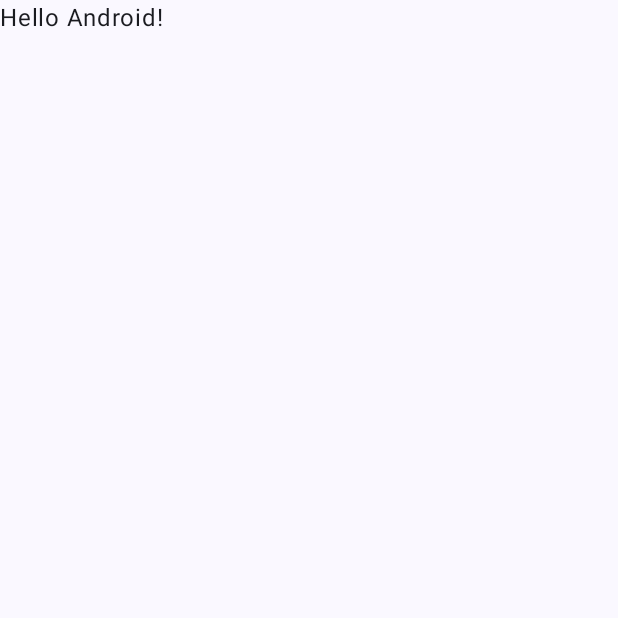
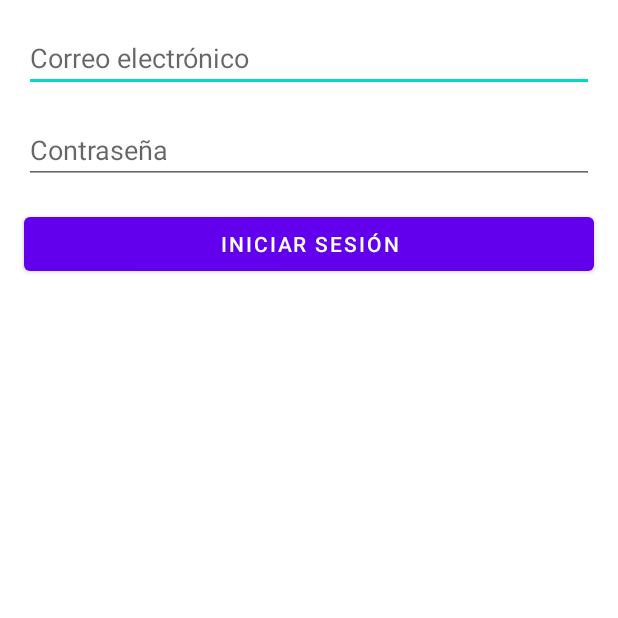
Before and after one commit to JoseAyala97/test, an Android app built with Jetpack Compose: the screen it shows after launch (MainActivity before the commit, LoginActivity after it), on a phone screen of 412 x 824 dp, the top half of it. Before the commit the part shown is almost empty. Run offline under Robolectric (Android 15) with nearby library versions, the phone set to English and light mode, and no system bars.

Commit message:
feat: create Login

```diff
--- a/app/src/main/java/com/example/test/MainActivity.kt
+++ b/app/src/main/java/com/example/test/MainActivity.kt
@@ -1,47 +1,65 @@
 package com.example.test
 
+import android.content.Intent
 import android.os.Bundle
 import androidx.activity.ComponentActivity
 import androidx.activity.compose.setContent
-import androidx.activity.enableEdgeToEdge
-import androidx.compose.foundation.layout.fillMaxSize
-import androidx.compose.foundation.layout.padding
+import androidx.compose.foundation.layout.*
+import androidx.compose.material3.Button
 import androidx.compose.material3.Scaffold
 import androidx.compose.material3.Text
 import androidx.compose.runtime.Composable
 import androidx.compose.ui.Modifier
 import androidx.compose.ui.tooling.preview.Preview
+import androidx.compose.ui.unit.dp
+import com.example.test.presentation.login.LoginActivity
 import com.example.test.ui.theme.TestTheme
 
 class MainActivity : ComponentActivity() {
     override fun onCreate(savedInstanceState: Bundle?) {
         super.onCreate(savedInstanceState)
-        enableEdgeToEdge()
         setContent {
             TestTheme {
                 Scaffold(modifier = Modifier.fillMaxSize()) { innerPadding ->
-                    Greeting(
-                        name = "Android",
-                        modifier = Modifier.padding(innerPadding)
+                    MainScreen(
+                        modifier = Modifier.padding(innerPadding),
+                        onLoginClick = { navigateToLogin() }
                     )
                 }
             }
         }
     }
+
+    // Navegar a LoginActivity
+    private fun navigateToLogin() {
+        val intent = Intent(this, LoginActivity::class.java)
+        startActivity(intent)
+    }
 }
 
 @Composable
-fun Greeting(name: String, modifier: Modifier = Modifier) {
-    Text(
-        text = "Hello $name!",
+fun MainScreen(modifier: Modifier = Modifier, onLoginClick: () -> Unit) {
+    Column(
         modifier = modifier
-    )
+            .fillMaxSize()
+            .padding(16.dp),
+        verticalArrangement = Arrangement.Center
+    ) {
+        Text(text = "Welcome to the Main Screen!")
+
+        Spacer(modifier = Modifier.height(16.dp))
+
+        // Botón para ir a LoginActivity
+        Button(onClick = onLoginClick) {
+            Text(text = "Go to Login")
+        }
+    }
 }
 
 @Preview(showBackground = true)
 @Composable
-fun GreetingPreview() {
+fun MainScreenPreview() {
     TestTheme {
-        Greeting("Android")
+        MainScreen(onLoginClick = {})
     }
 }
--- /dev/null
+++ b/app/src/main/java/com/example/test/presentation/login/LoginActivity.kt
@@ -0,0 +1,50 @@
+package com.example.test.presentation.login
+
+import android.os.Bundle
+import android.widget.Button
+import android.widget.EditText
+import android.widget.Toast
+import androidx.activity.viewModels
+import androidx.appcompat.app.AppCompatActivity
+import com.example.test.R
+
+class LoginActivity : AppCompatActivity() {
+
+    private lateinit var etEmail: EditText
+    private lateinit var etPassword: EditText
+    private lateinit var btnLogin: Button
+
+    private val viewModel: LoginViewModel by viewModels()
+
+    override fun onCreate(savedInstanceState: Bundle?) {
+        super.onCreate(savedInstanceState)
+        println("LoginActivity: onCreate called")
+        setContentView(R.layout.activity_login)
+
+        initViews()
+        setupListeners()
+    }
+
+    private fun initViews() {
+        etEmail = findViewById(R.id.etEmail)
+        etPassword = findViewById(R.id.etPassword)
+        btnLogin = findViewById(R.id.btnLogin)
+    }
+
+    private fun setupListeners() {
+        btnLogin.setOnClickListener {
+            val email = etEmail.text.toString()
+            val password = etPassword.text.toString()
+
+            viewModel.onLoginClicked(email, password)
+        }
+
+        viewModel.loginResult.observe(this) { result ->
+            if (result) {
+                Toast.makeText(this, "Login exitoso", Toast.LENGTH_SHORT).show()
+            } else {
+                Toast.makeText(this, "Credenciales incorrectas", Toast.LENGTH_SHORT).show()
+            }
+        }
+    }
+}
--- /dev/null
+++ b/app/src/main/java/com/example/test/presentation/login/LoginViewModel.kt
@@ -0,0 +1,16 @@
+package com.example.test.presentation.login
+
+import androidx.lifecycle.LiveData
+import androidx.lifecycle.MutableLiveData
+import androidx.lifecycle.ViewModel
+
+class LoginViewModel : ViewModel() {
+
+    private val _loginResult = MutableLiveData<Boolean>()
+    val loginResult: LiveData<Boolean> = _loginResult
+
+    fun onLoginClicked(email: String, password: String) {
+        // Simula la validación
+        _loginResult.value = email == "admin@example.com" && password == "123456"
+    }
+}
--- /dev/null
+++ b/app/src/main/res/layout/activity_login.xml
@@ -0,0 +1,39 @@
+<?xml version="1.0" encoding="utf-8"?>
+<androidx.constraintlayout.widget.ConstraintLayout
+    xmlns:android="http://schemas.android.com/apk/res/android"
+    xmlns:app="http://schemas.android.com/apk/res-auto"
+    android:layout_width="match_parent"
+    android:layout_height="match_parent">
+
+    <EditText
+        android:id="@+id/etEmail"
+        android:layout_width="0dp"
+        android:layout_height="wrap_content"
+        android:hint="Correo electrónico"
+        android:inputType="textEmailAddress"
+        app:layout_constraintTop_toTopOf="parent"
+        app:layout_constraintStart_toStartOf="parent"
+        app:layout_constraintEnd_toEndOf="parent"
+        android:layout_margin="16dp" />
+
+    <EditText
+        android:id="@+id/etPassword"
+        android:layout_width="0dp"
+        android:layout_height="wrap_content"
+        android:hint="Contraseña"
+        android:inputType="textPassword"
+        app:layout_constraintTop_toBottomOf="@id/etEmail"
+        app:layout_constraintStart_toStartOf="parent"
+        app:layout_constraintEnd_toEndOf="parent"
+        android:layout_margin="16dp" />
+
+    <Button
+        android:id="@+id/btnLogin"
+        android:layout_width="0dp"
+        android:layout_height="wrap_content"
+        android:text="Iniciar Sesión"
+        app:layout_constraintTop_toBottomOf="@id/etPassword"
+        app:layout_constraintStart_toStartOf="parent"
+        app:layout_constraintEnd_toEndOf="parent"
+        android:layout_margin="16dp" />
+</androidx.constraintlayout.widget.ConstraintLayout>
--- a/app/src/main/res/values/themes.xml
+++ b/app/src/main/res/values/themes.xml
@@ -1,5 +1,8 @@
 <?xml version="1.0" encoding="utf-8"?>
-<resources>
-
-    <style name="Theme.Test" parent="android:Theme.Material.Light.NoActionBar" />
+<resources xmlns:tools="http://schemas.android.com/tools">
+    <style name="Theme.Test" parent="Theme.MaterialComponents.DayNight.NoActionBar">
+        <item name="colorPrimary">@color/purple_500</item>
+        <item name="colorPrimaryVariant">@color/purple_700</item>
+        <item name="colorOnPrimary">@android:color/white</item>
+    </style>
 </resources>
```
Also changed, not shown: app/build.gradle.kts (+8 -0 lines), app/src/main/AndroidManifest.xml (+16 -9 lines), gradle/libs.versions.toml (+11 -2 lines), 2 other files.
